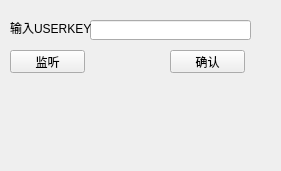
jjassal/AGG, file main.ui: the form before one commit.
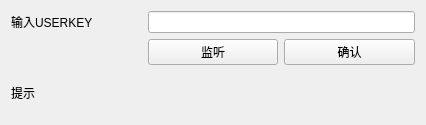
The form after the commit.

What changed in the file:
```diff
--- a/main.ui
+++ b/main.ui
@@ -6,45 +6,21 @@
    <rect>
     <x>0</x>
     <y>0</y>
-    <width>281</width>
-    <height>171</height>
+    <width>426</width>
+    <height>125</height>
    </rect>
   </property>
   <property name="windowTitle">
    <string>Form</string>
   </property>
-  <widget class="QLineEdit" name="LineEdit_USERKEY">
-   <property name="geometry">
-    <rect>
-     <x>90</x>
-     <y>20</y>
-     <width>161</width>
-     <height>20</height>
-    </rect>
-   </property>
-  </widget>
-  <widget class="QLabel" name="Label_USERKEY">
-   <property name="geometry">
-    <rect>
-     <x>10</x>
-     <y>20</y>
-     <width>81</width>
-     <height>16</height>
-    </rect>
-   </property>
-   <property name="text">
-    <string>输入USERKEY</string>
-   </property>
-  </widget>
+  <layout class="QGridLayout" name="gridLayout_4">
+   <item row="0" column="0">
+    <layout class="QGridLayout" name="gridLayout_3">
+     <item row="0" column="1" colspan="2">
+      <widget class="QLineEdit" name="LineEdit_USERKEY"/>
+     </item>
+     <item row="1" column="2">
   <widget class="QPushButton" name="Button_USERKEY">
-   <property name="geometry">
-    <rect>
-     <x>170</x>
-     <y>50</y>
-     <width>75</width>
-     <height>23</height>
-    </rect>
-   </property>
    <property name="text">
     <string>确认</string>
    </property>
@@ -55,35 +31,34 @@
     <bool>false</bool>
    </property>
   </widget>
-  <widget class="QPushButton" name="Button_GETKEY">
-   <property name="geometry">
-    <rect>
-     <x>10</x>
-     <y>50</y>
-     <width>75</width>
-     <height>23</height>
-    </rect>
-   </property>
+     </item>
+     <item row="0" column="0">
+      <widget class="QLabel" name="Label_USERKEY">
    <property name="text">
-    <string>监听</string>
-   </property>
-  </widget>
+        <string>输入USERKEY</string>
+       </property>
+      </widget>
+     </item>
+     <item row="2" column="0" colspan="3">
   <widget class="QLabel" name="Label_INFO">
-   <property name="geometry">
-    <rect>
-     <x>20</x>
-     <y>100</y>
-     <width>231</width>
-     <height>21</height>
-    </rect>
-   </property>
    <property name="frameShape">
     <enum>QFrame::NoFrame</enum>
    </property>
    <property name="text">
-    <string/>
-   </property>
-  </widget>
+        <string>提示</string>
+       </property>
+      </widget>
+     </item>
+     <item row="1" column="1">
+      <widget class="QPushButton" name="Button_GETKEY">
+       <property name="text">
+        <string>监听</string>
+       </property>
+      </widget>
+     </item>
+    </layout>
+   </item>
+  </layout>
  </widget>
  <resources/>
  <connections/>
```
Left out of the diff: 2 changed lines with no effect on the pictures. Lines whose indentation alone changed are shown as unchanged.
